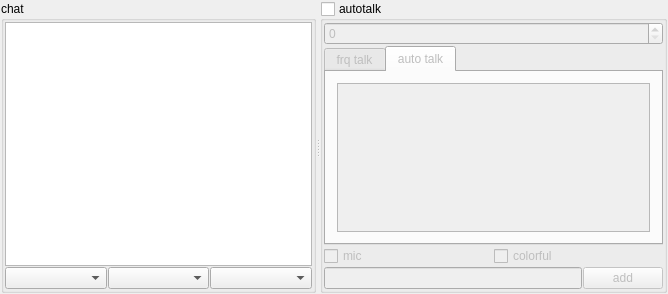
First picture: the form in SaSH/form/chatinfoform.ui, repository bestkakkoii/SaSH, before the edit.
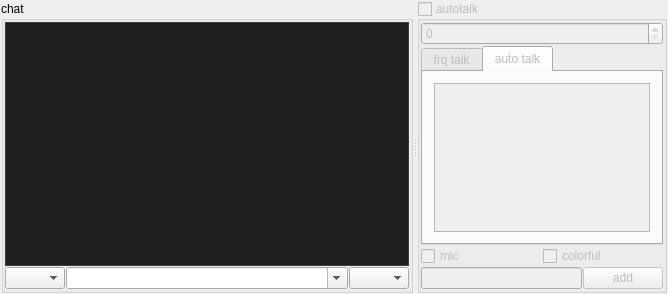
Second picture: the form after the edit. Custom widgets are drawn as their Qt base class.

```diff
--- a/SaSH/form/chatinfoform.ui
+++ b/SaSH/form/chatinfoform.ui
@@ -60,7 +60,178 @@
           <number>1</number>
          </property>
          <item>
-          <widget class="QTableWidget" name="tableWidget"/>
+          <widget class="ListView" name="listView_log">
+           <property name="font">
+            <font>
+             <family>微軟正黑體</family>
+             <pointsize>8</pointsize>
+            </font>
+           </property>
+           <property name="contextMenuPolicy">
+            <enum>Qt::CustomContextMenu</enum>
+           </property>
+           <property name="styleSheet">
+            <string notr="true">QListView {
+    /*color: rgb(214,214,214);*/
+    background: rgb(31,31,31);
+    border: 1px solid rgb(61,61,61);
+    alternate-background-color: #525252;
+    gridline-color: transparent;
+	outline:none;
+}
+
+QListView QTableCornerButton::section {
+    /*color: rgb(214,214,214);*/
+    background: rgb(31,31,31);
+    border: 0px solid #418bc9;/*边框*/
+    border-radius:0px;/*边框圆角*/
+    border-color: rgb(41, 139, 201);/*边框颜色*/
+    font: bold 11pt;/*字体大小*/
+    padding:12px 0 0 10px;/*内边距*/
+ }
+
+QListView::item {
+    /*color: rgb(214,214,214);*/
+    background: rgb(31,31,31);
+}
+
+QListView::item:selected {
+    /*color: rgb(214,214,214);*/
+    background:rgb(61,61,61); /* qlineargradient(spread:pad, x1:0, y1:0, x2:0, y2:1, stop:0 #484848, stop:1 #383838);*/
+}
+
+QListView::item:hover {
+    background:rgb(61,61,61);
+}
+
+QHeaderView {
+    text-align: center;
+    background: rgb(31,31,31);
+    padding: 0px;
+    margin: 0px;
+    color: rgb(250,250,250);
+    border: 0px solid rgb(61,61,61);
+
+}
+
+QHeaderView::section::vertical {
+    text-align: center;
+    background: rgb(31,31,31);
+    padding: 3px;
+    margin: 0px;
+    color: rgb(250,250,250);
+    border: 0px solid rgb(61,61,61);
+    border-left-width: 0;
+	border-bottom-width: 1;
+	border-right-width: 1;
+}
+
+QHeaderView::section::horizontal{
+    text-align: center;
+    background: rgb(31,31,31);
+    padding: 3px;
+    margin: 0px;
+    color: rgb(250,250,250);
+    border: 0px solid rgb(61,61,61);
+    border-left-width: 0;
+	border-bottom-width: 1;
+	border-right-width: 1;
+}
+
+QScrollBar:vertical {
+    background: rgb(46,46,46);
+	width: 20px;
+	height:20px;
+}
+
+QScrollBar::handle:vertical {
+    background: rgb(71,71,71);
+  	border: 3px solid  rgb(46,46,46);
+}
+
+QScrollBar::handle:hover:vertical,
+QScrollBar::handle:pressed:vertical {
+    background: rgb(153,153,153);
+}
+
+QScrollBar::sub-page:vertical {
+	height:9px;
+    background: 444444;
+}
+
+QScrollBar::add-page:vertical {
+	height:9px;
+    background: 5B5B5B;
+}
+
+QScrollBar::add-line:vertical {
+	height:9px;
+    background: none;
+}
+
+QScrollBar::sub-line:vertical {
+	height:9px;
+    background: none;
+}
+
+QScrollBar:horizontal {
+    background: rgb(46,46,46);
+}
+
+QScrollBar::handle:horizontal {
+    background: rgb(71,71,71);
+  	border: 3px solid  rgb(46,46,46);
+}
+
+QScrollBar::handle:hover:horizontal,
+QScrollBar::handle:pressed:horizontal {
+    background: rgb(153,153,153);
+}
+
+QScrollBar::sub-page:horizontal {
+    background: 444444;
+}
+
+QScrollBar::add-page:horizontal {
+    background: 5B5B5B;
+}
+
+QScrollBar::add-line:horizontal {
+    background: none;
+}
+
+QScrollBar::sub-line:horizontal {
+    background: none;
+}
+
+QToolTip{
+border-style:none; 
+background-color: rgb(57, 58, 60);
+color: rgb(208, 208, 208);
+}</string>
+           </property>
+           <property name="editTriggers">
+            <set>QAbstractItemView::NoEditTriggers</set>
+           </property>
+           <property name="selectionBehavior">
+            <enum>QAbstractItemView::SelectRows</enum>
+           </property>
+           <property name="textElideMode">
+            <enum>Qt::ElideNone</enum>
+           </property>
+           <property name="verticalScrollMode">
+            <enum>QAbstractItemView::ScrollPerPixel</enum>
+           </property>
+           <property name="horizontalScrollMode">
+            <enum>QAbstractItemView::ScrollPerPixel</enum>
+           </property>
+           <property name="uniformItemSizes">
+            <bool>true</bool>
+           </property>
+           <property name="wordWrap">
+            <bool>true</bool>
+           </property>
+          </widget>
          </item>
          <item>
           <layout class="QHBoxLayout" name="horizontalLayout_3">
@@ -68,13 +239,31 @@
             <number>1</number>
            </property>
            <item>
-            <widget class="QComboBox" name="comboBox"/>
+            <widget class="QComboBox" name="comboBox_channel">
+             <property name="maximumSize">
+              <size>
+               <width>60</width>
+               <height>16777215</height>
+              </size>
+             </property>
+            </widget>
            </item>
            <item>
-            <widget class="QComboBox" name="comboBox_2"/>
+            <widget class="QComboBox" name="comboBox_send">
+             <property name="editable">
+              <bool>true</bool>
+             </property>
+            </widget>
            </item>
            <item>
-            <widget class="QComboBox" name="comboBox_3"/>
+            <widget class="QComboBox" name="comboBox_color">
+             <property name="maximumSize">
+              <size>
+               <width>60</width>
+               <height>16777215</height>
+              </size>
+             </property>
+            </widget>
            </item>
           </layout>
          </item>
@@ -83,6 +272,15 @@
       </layout>
      </widget>
      <widget class="QGroupBox" name="groupBox_2">
+      <property name="enabled">
+       <bool>false</bool>
+      </property>
+      <property name="maximumSize">
+       <size>
+        <width>250</width>
+        <height>16777215</height>
+       </size>
+      </property>
       <property name="title">
        <string>autotalk</string>
       </property>
@@ -190,6 +388,13 @@
   </layout>
  </widget>
  <layoutdefault spacing="6" margin="11"/>
+ <customwidgets>
+  <customwidget>
+   <class>ListView</class>
+   <extends>QListView</extends>
+   <header location="global">listview.h</header>
+  </customwidget>
+ </customwidgets>
  <resources/>
  <connections/>
 </ui>
```
